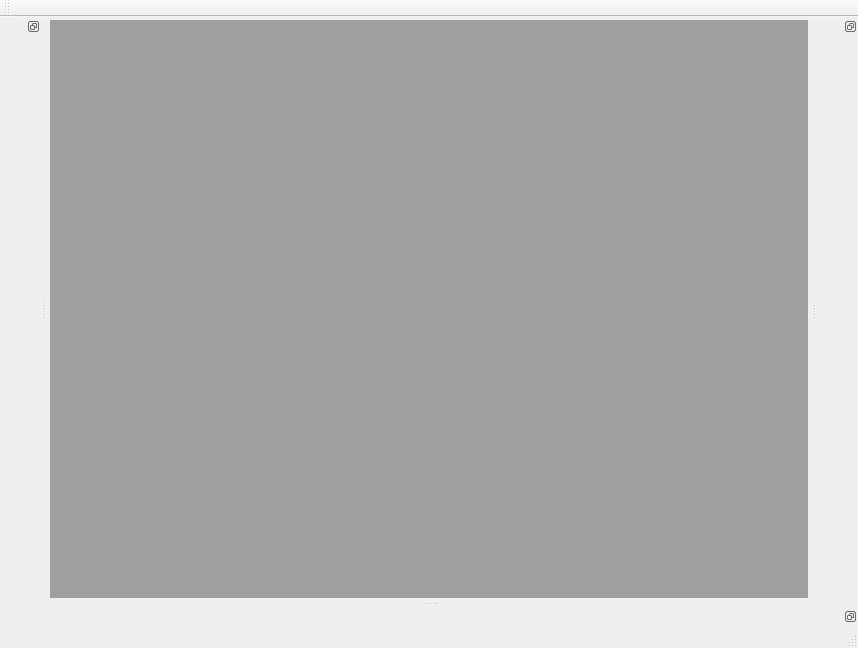
Before: the Qt Designer form mainwindow.ui in LeZheng/Canary-Adb, drawn with Qt 5.
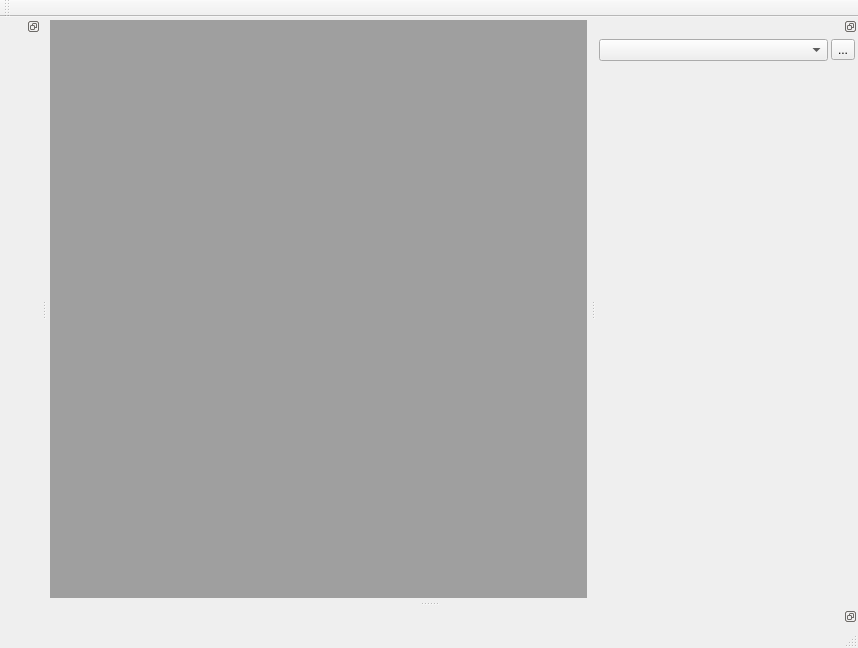
After: the same form once the commit is applied.

Commit message: complete CDeviceForm

Diff of the .ui file:
```diff
--- a/mainwindow.ui
+++ b/mainwindow.ui
@@ -64,7 +64,45 @@
    <attribute name="dockWidgetArea">
     <number>2</number>
    </attribute>
-   <widget class="QWidget" name="dockWidgetContents"/>
+   <widget class="QWidget" name="dockWidgetContents">
+    <layout class="QGridLayout" name="gridLayout_2">
+     <property name="leftMargin">
+      <number>3</number>
+     </property>
+     <property name="topMargin">
+      <number>3</number>
+     </property>
+     <property name="rightMargin">
+      <number>3</number>
+     </property>
+     <property name="bottomMargin">
+      <number>3</number>
+     </property>
+     <property name="spacing">
+      <number>3</number>
+     </property>
+     <item row="0" column="0">
+      <widget class="QComboBox" name="deviceComboBox"/>
+     </item>
+     <item row="0" column="1">
+      <widget class="QToolButton" name="refreshToolButton">
+       <property name="text">
+        <string>...</string>
+       </property>
+      </widget>
+     </item>
+     <item row="1" column="0" colspan="2">
+      <widget class="QStackedWidget" name="deviceStackedWidget">
+       <property name="minimumSize">
+        <size>
+         <width>256</width>
+         <height>0</height>
+        </size>
+       </property>
+      </widget>
+     </item>
+    </layout>
+   </widget>
   </widget>
   <widget class="QDockWidget" name="leftDockWidget">
    <property name="features">
```
The commit also changes 9 other files.
